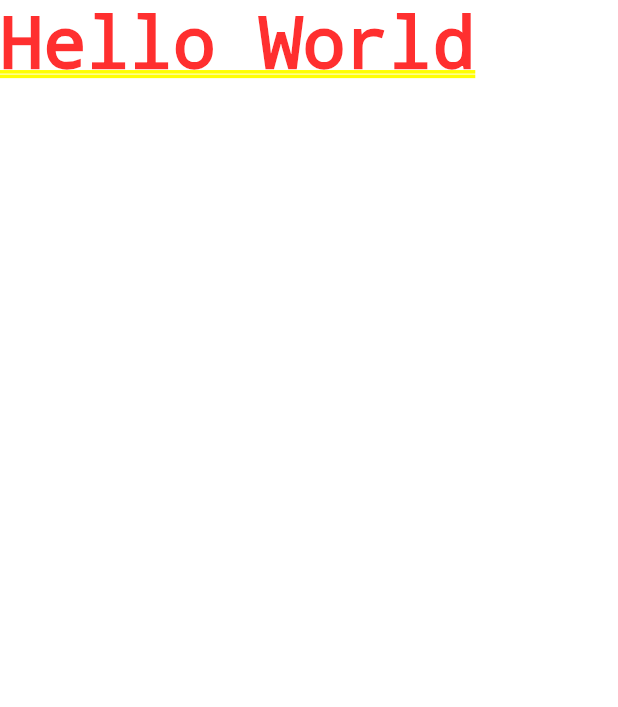
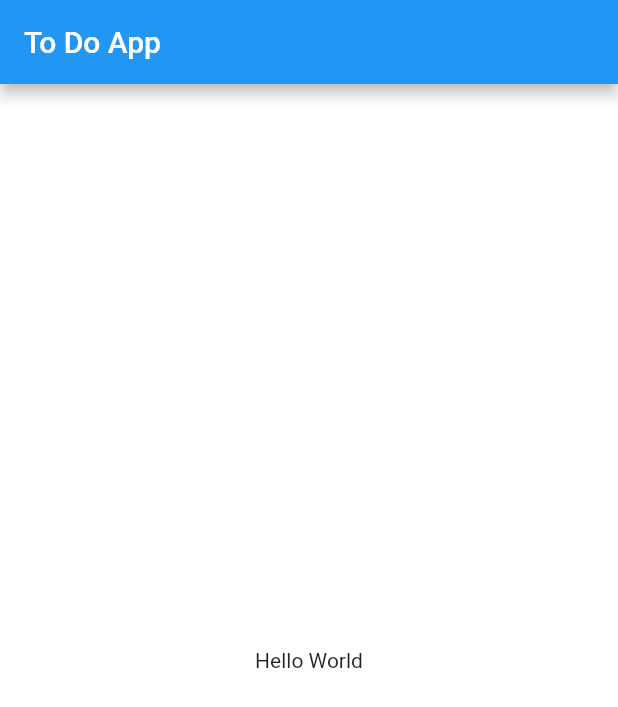
Before and after one commit to Shihan-Nuwanjith-udayanga/ToDoApp, a Flutter app: the screen it shows after launch, on a phone screen of 412 x 824 dp. Shown: the top 707 px of the screen. Run offline on Flutter 3.47's test engine with Material 2 defaults, Android fonts, the phone set to English and light mode, and no system bars.

Commit message:
modify home.dart file

```diff
--- a/lib/main.dart
+++ b/lib/main.dart
@@ -1,4 +1,5 @@
 import 'package:flutter/material.dart';
+import 'package:todo_flutter/screens/home.dart';
 
 void main() {
   runApp(const MyApp());
@@ -17,7 +18,7 @@ class MyApp extends StatelessWidget {
         // useMaterial3: true,
         // primarySwatch: Colors.blue,
       ),
-      home: const Text("Hello World"),
+      home: Home(),
     );
   }
 }
```
